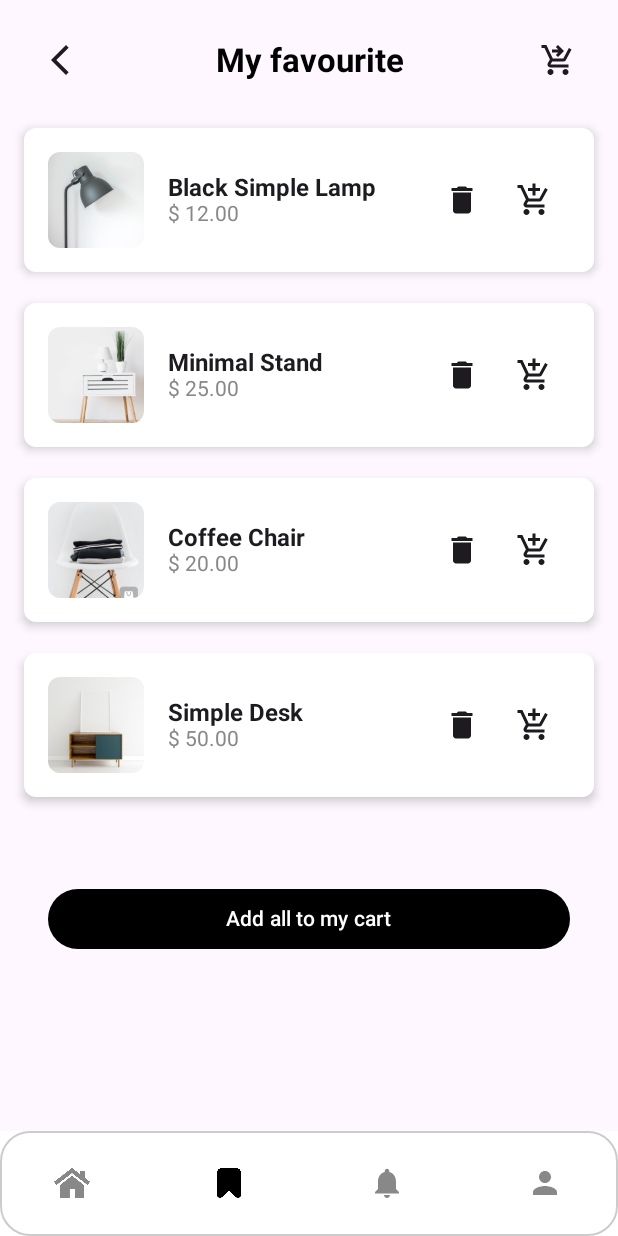
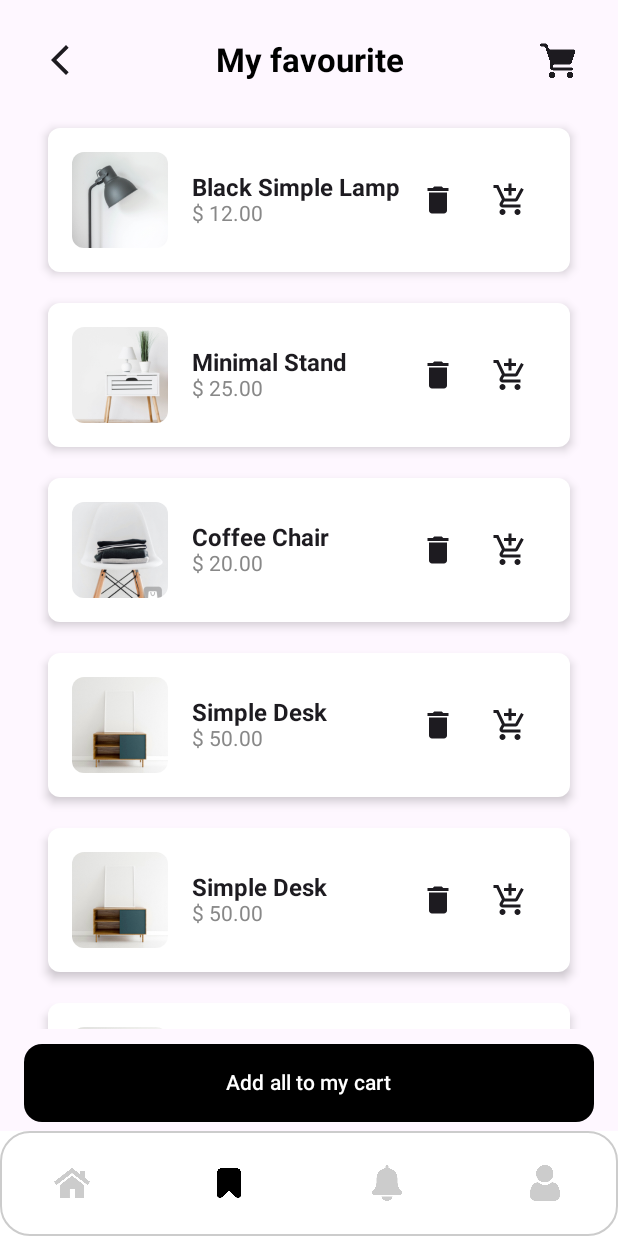
Before and after one commit to VanQuyet04/Assignment_KOT104_PH35419, an Android app built with Jetpack Compose: the Home screen opened through its navigation route, item 2 of the bottom bar chosen, on a phone screen of 412 x 824 dp. Run offline under Robolectric (Android 15) with nearby library versions, the phone set to English and light mode, and no system bars.

Commit message:
update ui

```diff
--- a/app/src/main/java/com/example/assignment_kot104_ph35419/navigation/bottom_graph.kt
+++ b/app/src/main/java/com/example/assignment_kot104_ph35419/navigation/bottom_graph.kt
@@ -41,9 +41,6 @@ fun bottom_graph(navController: NavHostController) {
         composable("notification") { NotificationScreen(navController) }
         composable("favourite") { FavouriteScreen(navController) }
         composable("profile") { ProfileScreen(navController) }
-
-        composable("cart") { CartScreen(navController) }
-
 
     }
 }
@@ -99,7 +96,7 @@ fun BottomNavigationBar(navController: NavController) {
                     },
                     colors = NavigationBarItemDefaults.colors(
                         selectedIconColor = Color.Black,
-                        unselectedIconColor = Color.Gray,
+                        unselectedIconColor = Color.LightGray,
                         indicatorColor = Color.White
                     ),
                     alwaysShowLabel = false,
--- a/app/src/main/java/com/example/assignment_kot104_ph35419/ui/screens/CartScreen.kt
+++ b/app/src/main/java/com/example/assignment_kot104_ph35419/ui/screens/CartScreen.kt
@@ -12,6 +12,7 @@ import androidx.compose.material.icons.Icons
 import androidx.compose.material.icons.filled.Delete
 import androidx.compose.material.icons.filled.Add
 import androidx.compose.material.icons.filled.Remove
+import androidx.compose.material3.MaterialTheme
 import androidx.compose.runtime.*
 import androidx.compose.ui.Alignment
 import androidx.compose.ui.Modifier
@@ -100,8 +101,9 @@ fun CartScreen(navController: NavHostController) {
                             modifier = Modifier.padding(bottom = 8.dp)
                         )
                         Button(
-                            onClick = { /* Chuyển đến màn hình xác nhận */ },
+                            onClick = { },
                             modifier = Modifier.fillMaxWidth(),
+                            shape = MaterialTheme.shapes.medium,
                             colors = ButtonDefaults.buttonColors(backgroundColor = Color.Black, contentColor = Color.White) // Điều chỉnh màu chữ ở đây
                         ) {
                             Text("Check out")
--- a/app/src/main/java/com/example/assignment_kot104_ph35419/ui/screens/DetailScreen.kt
+++ b/app/src/main/java/com/example/assignment_kot104_ph35419/ui/screens/DetailScreen.kt
@@ -189,6 +189,7 @@ fun ProductDetailScreen(navController: NavController, productId: String) {
                 Button(
                     onClick = { },
                     colors = ButtonDefaults.buttonColors(containerColor = Color.Black),
+                    shape = MaterialTheme.shapes.medium,
                     modifier = Modifier.weight(2f).height(60.dp)
 
                 ) {
--- a/app/src/main/java/com/example/assignment_kot104_ph35419/ui/screens/FavouriteScreen.kt
+++ b/app/src/main/java/com/example/assignment_kot104_ph35419/ui/screens/FavouriteScreen.kt
@@ -35,6 +35,13 @@ fun FavouriteScreen(navController: NavHostController) {
             Product(2, R.drawable.img_stand, "Minimal Stand", "$ 25.00", 53, "Ngon bá khét"),
             Product(3, R.drawable.img_chair, "Coffee Chair", "$ 20.00", 55, "Ngon bá bá"),
             Product(4, R.drawable.img_desk, "Simple Desk", "$ 50.00", 52, "Ngon bá khí"),
+            Product(4, R.drawable.img_desk, "Simple Desk", "$ 50.00", 52, "Ngon bá khí"),
+            Product(4, R.drawable.img_desk, "Simple Desk", "$ 50.00", 52, "Ngon bá khí"),
+            Product(4, R.drawable.img_desk, "Simple Desk", "$ 50.00", 52, "Ngon bá khí"),
+            Product(4, R.drawable.img_desk, "Simple Desk", "$ 50.00", 52, "Ngon bá khí"),
+            Product(4, R.drawable.img_desk, "Simple Desk", "$ 50.00", 52, "Ngon bá khí"),
+            Product(4, R.drawable.img_desk, "Simple Desk", "$ 50.00", 52, "Ngon bá khí"),
+
             )
     }
 
@@ -52,17 +59,26 @@ fun FavouriteScreen(navController: NavHostController) {
                     title = "My favourite",
                     subtitle = null,
                     leftIconId = R.drawable.back,
-                    rightIconId = R.drawable.giohang,
+                    rightIconId = R.drawable.cart,
                     onLeftClick = { navController.popBackStack() },
                     onRightClick = { navController.navigate("cart") }
                 ) {}
                 Spacer(modifier = Modifier.height(16.dp))
-                ProductList(productList)
+                Column(
+                    modifier = Modifier
+                        .weight(1f)
+                        .fillMaxWidth()
+                        .padding(horizontal = 16.dp)
+                ) {
+                    ProductList(productList)
+                    Spacer(modifier = Modifier.height(10.dp)) // Spacer giữa danh sách và nút
+                }
+
                 AddAllToCartButton(
                     onClick = { /* Xử lý thêm tất cả vào giỏ hàng */ },
                     modifier = Modifier
                         .fillMaxWidth()
-                        .padding(vertical = 16.dp)
+                        .padding(10.dp)
                 )
             }
         }
@@ -71,9 +87,8 @@ fun FavouriteScreen(navController: NavHostController) {
 
 @Composable
 fun ProductList(products: List<Product>) {
-    LazyColumn (
-        modifier = Modifier.padding(bottom = 10.dp)
-    ){
+    LazyColumn(
+    ) {
         items(products.size) { index ->
             val product = products[index]
             ProductItem(
@@ -130,13 +145,16 @@ fun ProductItem(product: Product, onAddToCart: () -> Unit, onRemove: () -> Unit)
 
 @Composable
 fun AddAllToCartButton(onClick: () -> Unit, modifier: Modifier = Modifier) {
+
     Button(
         onClick = onClick,
-        modifier = modifier
+        modifier = Modifier
             .fillMaxWidth()
-            .padding(16.dp),
+            .padding(top = 10.dp, bottom = 60.dp),
+        shape = MaterialTheme.shapes.medium,
         colors = ButtonDefaults.buttonColors(containerColor = Color.Black)
     ) {
-        Text(text = "Add all to my cart", color = Color.White)
+        Text(text = "Add all to my cart", color = Color.White, modifier = Modifier.padding(8.dp))
     }
+
 }
--- a/app/src/main/java/com/example/assignment_kot104_ph35419/ui/screens/HomeScreen.kt
+++ b/app/src/main/java/com/example/assignment_kot104_ph35419/ui/screens/HomeScreen.kt
@@ -45,7 +45,7 @@ fun HomeScreen(nav: NavController) {
                 title = "Make home",
                 subtitle = "Beautiful",
                 leftIconId = R.drawable.timkiem,
-                rightIconId = R.drawable.giohang,
+                rightIconId = R.drawable.cart,
                 onLeftClick = { },
                 onRightClick = {
                     nav.navigate("cart")
--- a/app/src/main/java/com/example/assignment_kot104_ph35419/ui/screens/LoginScreen.kt
+++ b/app/src/main/java/com/example/assignment_kot104_ph35419/ui/screens/LoginScreen.kt
@@ -50,19 +50,17 @@ fun LoginScreen(navController: NavController) {
         modifier = Modifier
             .fillMaxSize()
             .background(Color.White),
-        contentAlignment = Alignment.Center
     ) {
         Column(
             horizontalAlignment = Alignment.CenterHorizontally,
-            verticalArrangement = Arrangement.Center,
             modifier = Modifier
                 .fillMaxSize()
-                .padding(16.dp)
+                .padding(top = 97.dp, start = 16.dp, end = 16.dp, bottom = 16.dp)
         ) {
             Box(
                 modifier = Modifier
                     .fillMaxWidth()
-                    .padding(vertical = 8.dp),
+                    .padding(bottom = 20.dp),
                 contentAlignment = Alignment.Center
             ) {
                 Divider(
@@ -151,6 +149,8 @@ fun LoginScreen(navController: NavController) {
                 onClick = {
                     navController.navigate("main")
                 },
+                shape = MaterialTheme.shapes.medium,
+
                 colors = ButtonDefaults.buttonColors(
                     containerColor = Color.Black,
                     contentColor = Color.White
--- a/app/src/main/java/com/example/assignment_kot104_ph35419/ui/screens/SignupScreen.kt
+++ b/app/src/main/java/com/example/assignment_kot104_ph35419/ui/screens/SignupScreen.kt
@@ -58,7 +58,8 @@ fun SignupScreen(navController: NavController) {
     Box(
         modifier = Modifier
             .fillMaxSize()
-            .background(Color.White),
+            .background(Color.White)
+        ,
         contentAlignment = Alignment.Center
     ) {
         Column(
@@ -183,6 +184,7 @@ fun SignupScreen(navController: NavController) {
                     containerColor = Color.Black,
                     contentColor = Color.White
                 ),
+                shape = MaterialTheme.shapes.medium,
                 modifier = Modifier
                     .fillMaxWidth()
                     .height(50.dp)
--- a/app/src/main/res/drawable/giohang.xml
+++ /dev/null
@@ -1,5 +0,0 @@
-<vector android:height="24dp" android:tint="#000000"
-    android:viewportHeight="24" android:viewportWidth="24"
-    android:width="24dp" xmlns:android="http://schemas.android.com/apk/res/android">
-    <path android:fillColor="@android:color/white" android:pathData="M7,18c-1.1,0 -1.99,0.9 -1.99,2S5.9,22 7,22s2,-0.9 2,-2S8.1,18 7,18zM17,18c-1.1,0 -1.99,0.9 -1.99,2s0.89,2 1.99,2s2,-0.9 2,-2S18.1,18 17,18zM8.1,13h7.45c0.75,0 1.41,-0.41 1.75,-1.03L21,4.96L19.25,4l-3.7,7H8.53L4.27,2H1v2h2l3.6,7.59l-1.35,2.44C4.52,15.37 5.48,17 7,17h12v-2H7L8.1,13zM12,2l4,4l-4,4l-1.41,-1.41L12.17,7L8,7l0,-2l4.17,0l-1.59,-1.59L12,2z"/>
-</vector>
--- a/app/src/main/res/drawable/ic_notifications.xml
+++ /dev/null
@@ -1,5 +0,0 @@
-<vector android:height="24dp" android:tint="#000000"
-    android:viewportHeight="24" android:viewportWidth="24"
-    android:width="24dp" xmlns:android="http://schemas.android.com/apk/res/android">
-    <path android:fillColor="@android:color/white" android:pathData="M12,22c1.1,0 2,-0.9 2,-2h-4c0,1.1 0.89,2 2,2zM18,16v-5c0,-3.07 -1.64,-5.64 -4.5,-6.32L13.5,4c0,-0.83 -0.67,-1.5 -1.5,-1.5s-1.5,0.67 -1.5,1.5v0.68C7.63,5.36 6,7.92 6,11v5l-2,2v1h16v-1l-2,-2z"/>
-</vector>
--- a/app/src/main/res/drawable/ic_profile.xml
+++ /dev/null
@@ -1,5 +0,0 @@
-<vector android:height="24dp" android:tint="#000000"
-    android:viewportHeight="24" android:viewportWidth="24"
-    android:width="24dp" xmlns:android="http://schemas.android.com/apk/res/android">
-    <path android:fillColor="@android:color/white" android:pathData="M12,12c2.21,0 4,-1.79 4,-4s-1.79,-4 -4,-4 -4,1.79 -4,4 1.79,4 4,4zM12,14c-2.67,0 -8,1.34 -8,4v2h16v-2c0,-2.66 -5.33,-4 -8,-4z"/>
-</vector>
--- a/app/src/main/res/drawable/timkiem.xml
+++ /dev/null
@@ -1,5 +0,0 @@
-<vector android:height="24dp" android:tint="#000000"
-    android:viewportHeight="24" android:viewportWidth="24"
-    android:width="24dp" xmlns:android="http://schemas.android.com/apk/res/android">
-    <path android:fillColor="@android:color/white" android:pathData="M15.5,14h-0.79l-0.28,-0.27C15.41,12.59 16,11.11 16,9.5 16,5.91 13.09,3 9.5,3S3,5.91 3,9.5 5.91,16 9.5,16c1.61,0 3.09,-0.59 4.23,-1.57l0.27,0.28v0.79l5,4.99L20.49,19l-4.99,-5zM9.5,14C7.01,14 5,11.99 5,9.5S7.01,5 9.5,5 14,7.01 14,9.5 11.99,14 9.5,14z"/>
-</vector>
```
Also changed, not shown: app/src/main/res/drawable/addtocart.png (added), app/src/main/res/drawable/cart.png (added), app/src/main/res/drawable/ic_notifications.png (added), app/src/main/res/drawable/ic_profile.png (added), app/src/main/res/drawable/timkiem.png (added).
